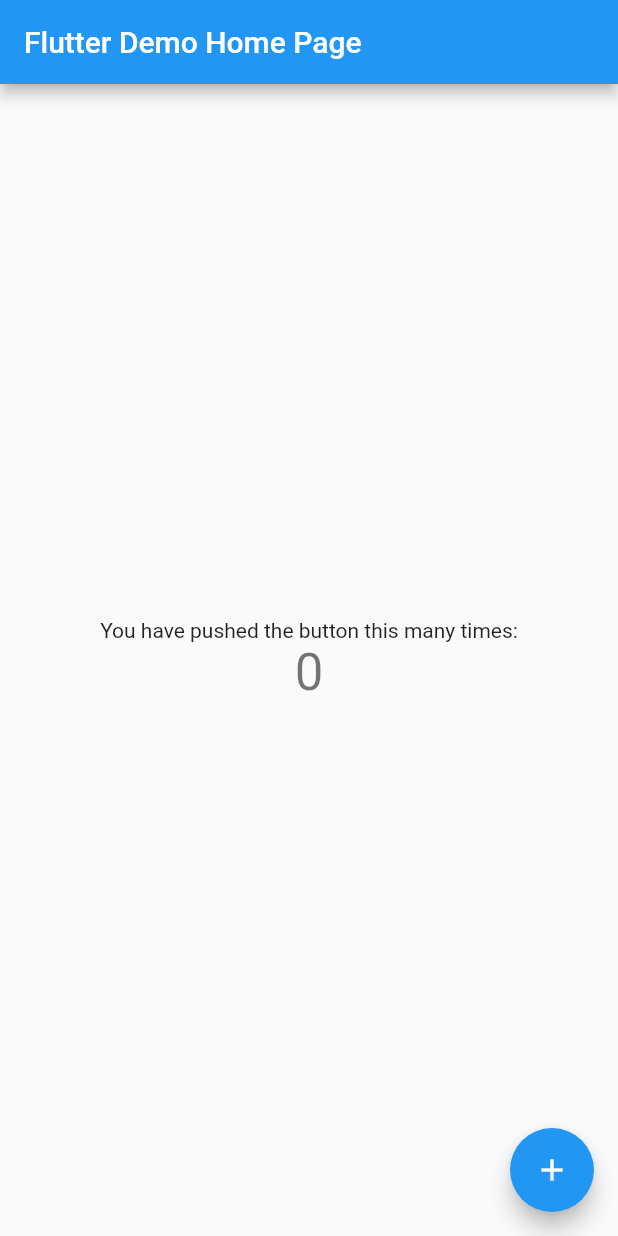
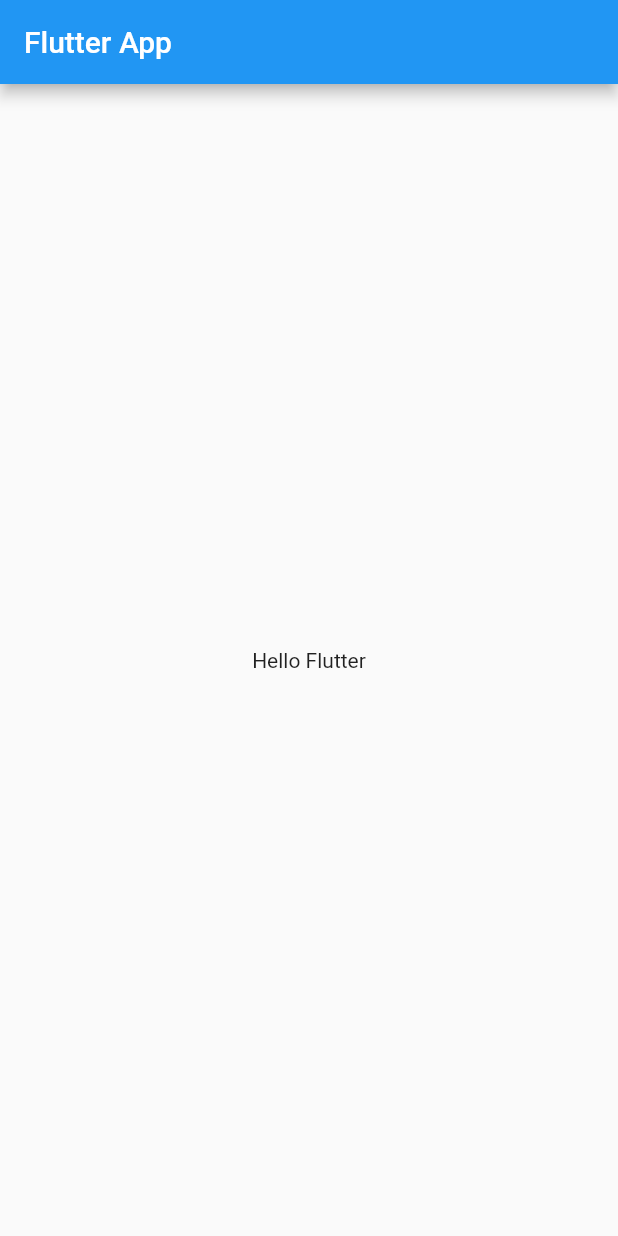
Before and after one commit to mdalameen-t/poc_flutter_module, a Flutter app: the screen it shows after launch, on a phone screen of 412 x 824 dp. Run offline on Flutter 3.47's test engine with Material 2 defaults, Android fonts, the phone set to English and light mode, and no system bars.

Commit message:
Hello flutter UI

```diff
--- a/lib/main.dart
+++ b/lib/main.dart
@@ -5,108 +5,26 @@ void main() => runApp(const MyApp());
 class MyApp extends StatelessWidget {
   const MyApp({super.key});
 
-  // This widget is the root of your application.
   @override
   Widget build(BuildContext context) {
     return MaterialApp(
       title: 'Flutter Demo',
       theme: ThemeData(
-        // This is the theme of your application.
-        //
-        // Try running your application with "flutter run". You'll see the
-        // application has a blue toolbar. Then, without quitting the app, try
-        // changing the primarySwatch below to Colors.green and then invoke
-        // "hot reload" (press "r" in the console where you ran "flutter run",
-        // or press Run > Flutter Hot Reload in a Flutter IDE). Notice that the
-        // counter didn't reset back to zero; the application is not restarted.
         primarySwatch: Colors.blue,
       ),
-      home: const MyHomePage(title: 'Flutter Demo Home Page'),
+      home: const MyHomePage(),
     );
   }
 }
 
-class MyHomePage extends StatefulWidget {
-  const MyHomePage({super.key, required this.title});
-
-  // This widget is the home page of your application. It is stateful, meaning
-  // that it has a State object (defined below) that contains fields that affect
-  // how it looks.
-
-  // This class is the configuration for the state. It holds the values (in this
-  // case the title) provided by the parent (in this case the App widget) and
-  // used by the build method of the State. Fields in a Widget subclass are
-  // always marked "final".
-
-  final String title;
-
-  @override
-  State<MyHomePage> createState() => _MyHomePageState();
-}
-
-class _MyHomePageState extends State<MyHomePage> {
-  int _counter = 0;
-
-  void _incrementCounter() {
-    setState(() {
-      // This call to setState tells the Flutter framework that something has
-      // changed in this State, which causes it to rerun the build method below
-      // so that the display can reflect the updated values. If we changed
-      // _counter without calling setState(), then the build method would not be
-      // called again, and so nothing would appear to happen.
-      _counter++;
-    });
-  }
+class MyHomePage extends StatelessWidget {
+  const MyHomePage({super.key});
 
   @override
   Widget build(BuildContext context) {
-    // This method is rerun every time setState is called, for instance as done
-    // by the _incrementCounter method above.
-    //
-    // The Flutter framework has been optimized to make rerunning build methods
-    // fast, so that you can just rebuild anything that needs updating rather
-    // than having to individually change instances of widgets.
     return Scaffold(
-      appBar: AppBar(
-        // Here we take the value from the MyHomePage object that was created by
-        // the App.build method, and use it to set our appbar title.
-        title: Text(widget.title),
-      ),
-      body: Center(
-        // Center is a layout widget. It takes a single child and positions it
-        // in the middle of the parent.
-        child: Column(
-          // Column is also a layout widget. It takes a list of children and
-          // arranges them vertically. By default, it sizes itself to fit its
-          // children horizontally, and tries to be as tall as its parent.
-          //
-          // Invoke "debug painting" (press "p" in the console, choose the
-          // "Toggle Debug Paint" action from the Flutter Inspector in Android
-          // Studio, or the "Toggle Debug Paint" command in Visual Studio Code)
-          // to see the wireframe for each widget.
-          //
-          // Column has various properties to control how it sizes itself and
-          // how it positions its children. Here we use mainAxisAlignment to
-          // center the children vertically; the main axis here is the vertical
-          // axis because Columns are vertical (the cross axis would be
-          // horizontal).
-          mainAxisAlignment: MainAxisAlignment.center,
-          children: <Widget>[
-            const Text(
-              'You have pushed the button this many times:',
-            ),
-            Text(
-              '$_counter',
-              style: Theme.of(context).textTheme.headlineMedium,
-            ),
-          ],
-        ),
-      ),
-      floatingActionButton: FloatingActionButton(
-        onPressed: _incrementCounter,
-        tooltip: 'Increment',
-        child: const Icon(Icons.add),
-      ), // This trailing comma makes auto-formatting nicer for build methods.
+      appBar: AppBar(title: const Text('Flutter App')),
+      body: const Center(child: Text('Hello Flutter')),
     );
   }
 }
```
Also changed, not shown: 1 other file.
